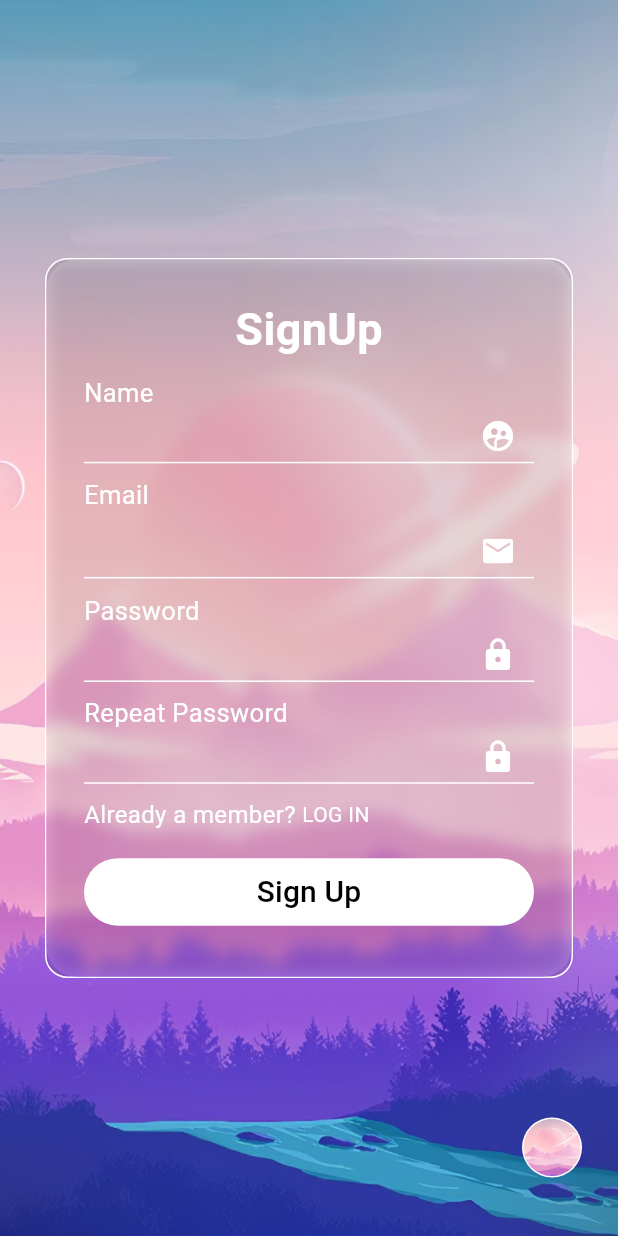
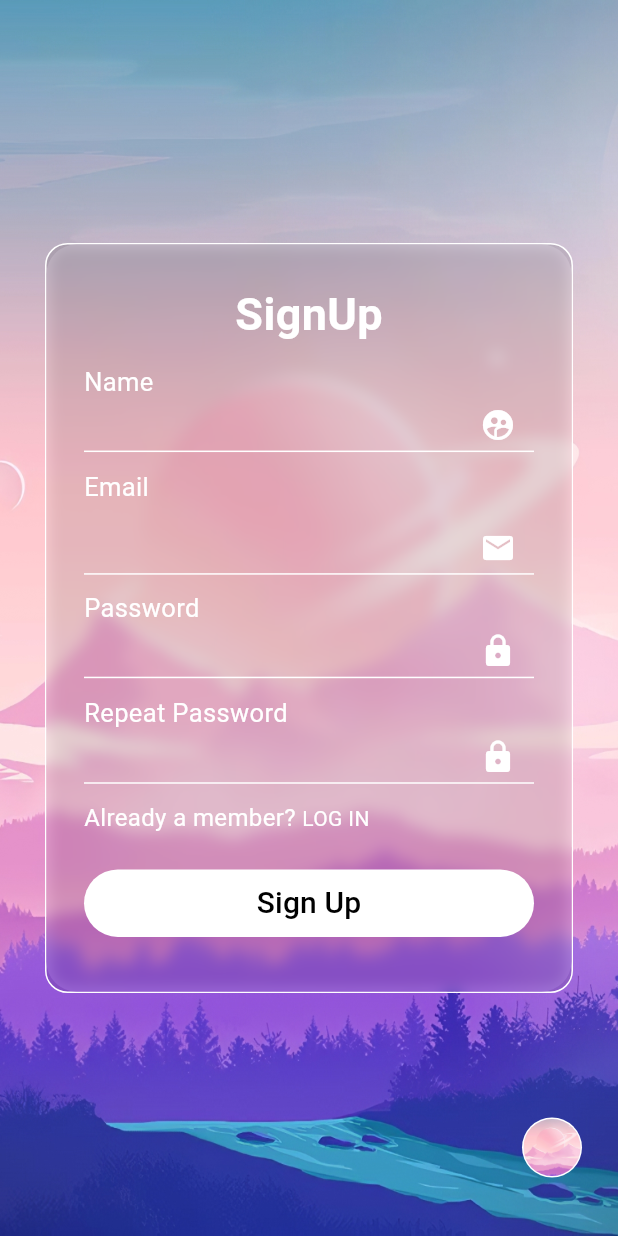
Before and after one commit to alex-davis-ang/Solana_trading_app, a Flutter app: the PfEditPage screen opened by its route, on a phone screen of 412 x 824 dp. Run offline on Flutter 3.47's test engine with Material 3 defaults, Android fonts, the phone set to English and light mode, and no system bars; our stand-ins replace shared_preferences; accounts and stored records are empty.

Commit message:
height changed

```diff
--- a/lib/pfedit_page.dart
+++ b/lib/pfedit_page.dart
@@ -174,7 +174,7 @@ class _PfEditPage extends State<PfEditPage> {
         ),
         child: Container(
           width: double.infinity,
-          height: 480,
+          height: 500,
           margin: const EdgeInsets.symmetric(horizontal: 30),
           decoration: BoxDecoration(
             border: Border.all(color: Colors.white),
```
